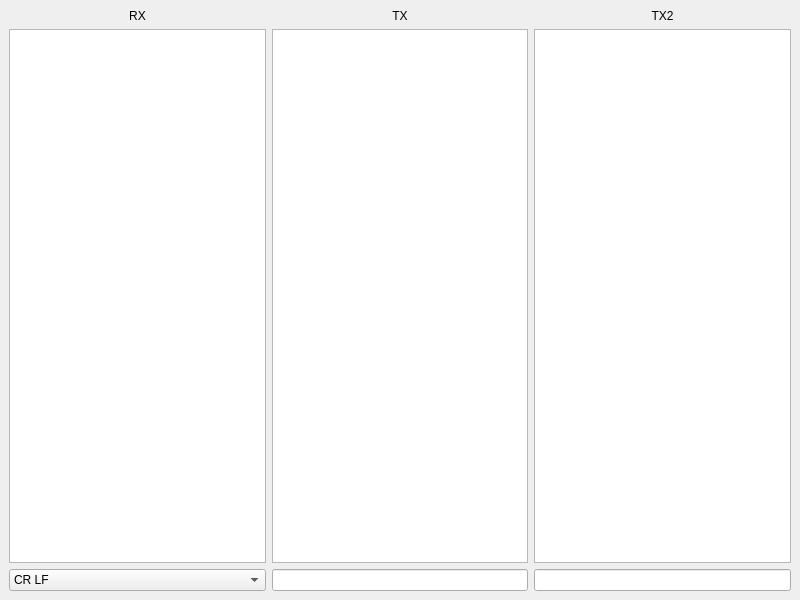
prusnak/audioport, file prototype/mainwindow.ui: the form before one commit.
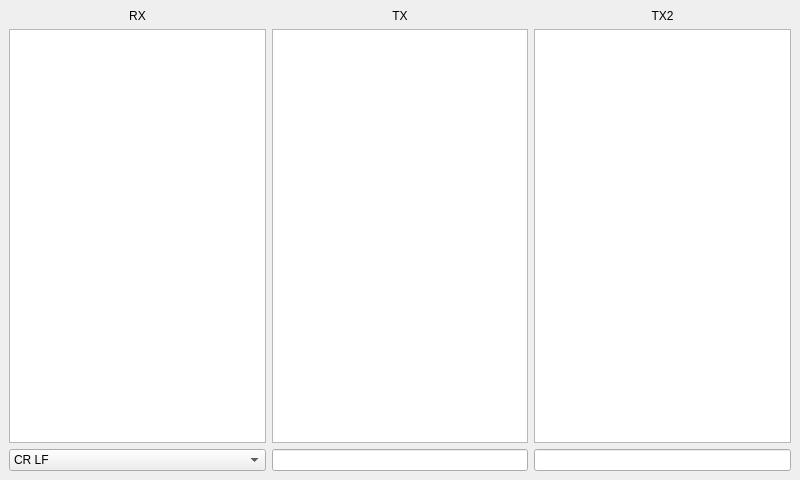
The form after the commit.

```diff
--- a/prototype/mainwindow.ui
+++ b/prototype/mainwindow.ui
@@ -7,7 +7,7 @@
     <x>0</x>
     <y>0</y>
     <width>800</width>
-    <height>600</height>
+    <height>480</height>
    </rect>
   </property>
   <property name="windowTitle">
```
